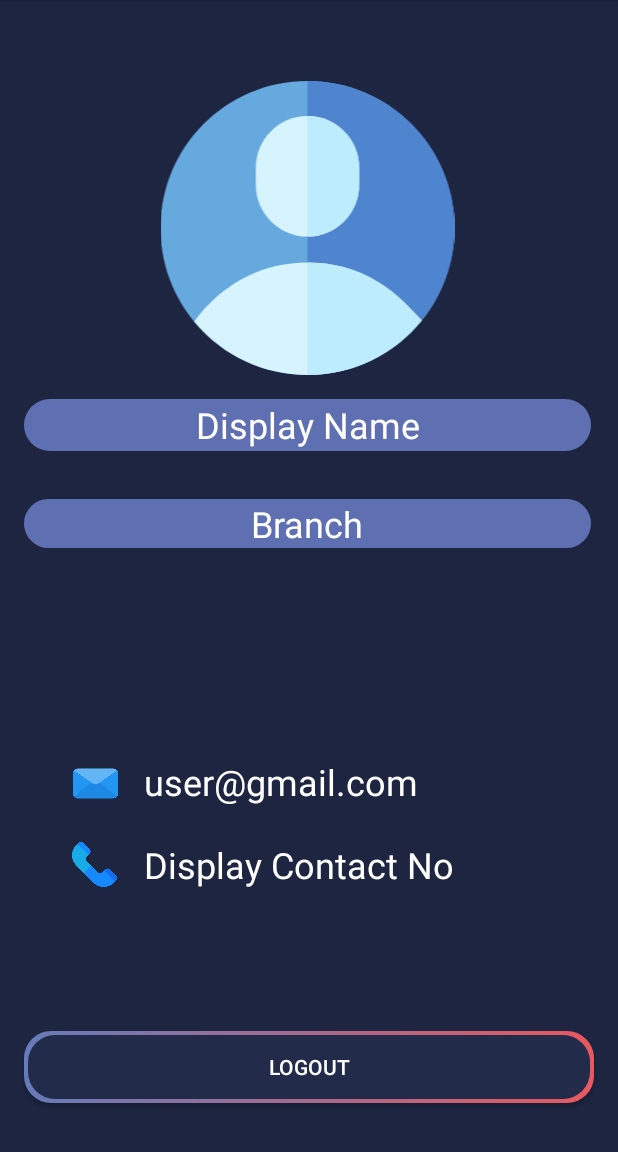
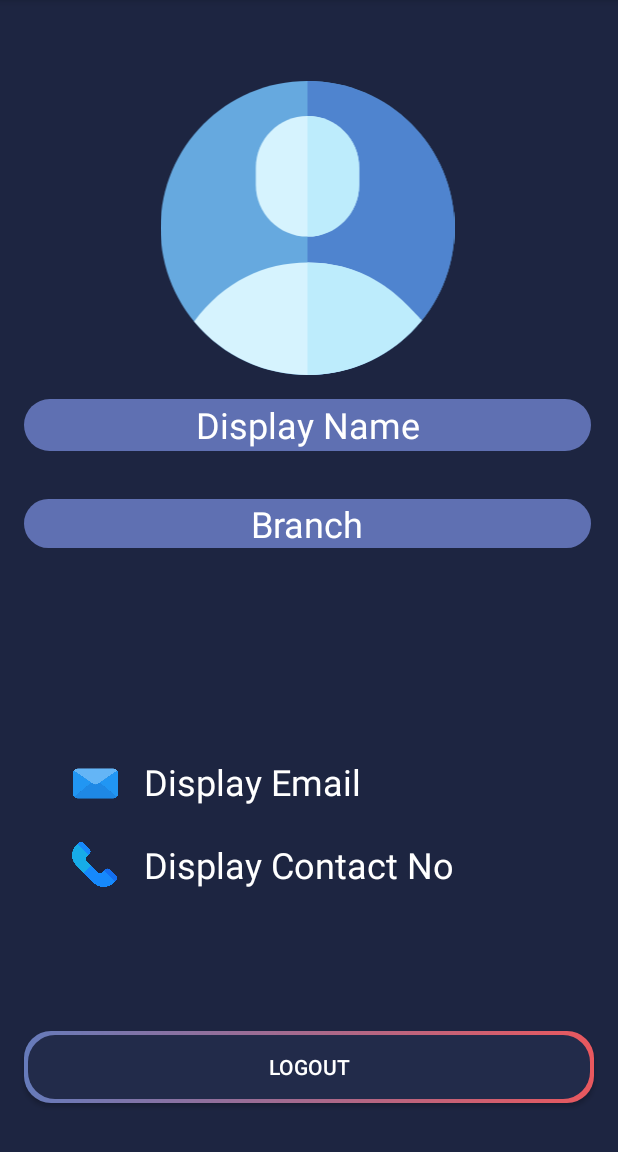
Before and after one commit to divyamsavsaviya/Opinion-Box-Application, an Android app: the AccountMainActivity screen opened directly, with no data from a screen before it, on a phone screen of 412 x 824 dp, the part 84-1236 px from its top. Run offline under Robolectric (Android 15) with nearby library versions, the phone set to English and light mode, and no system bars; our stand-ins replace Firebase (no records; nobody signed in at launch, a user with empty details on screens opened directly); 2 statements that could not run were skipped.

```diff
--- a/app/src/main/java/com/example/finalopinionbox/AccountMainActivity.java
+++ b/app/src/main/java/com/example/finalopinionbox/AccountMainActivity.java
@@ -7,13 +7,23 @@ import android.widget.Button;
 import android.widget.TextView;
 
 import androidx.annotation.NonNull;
+import androidx.annotation.Nullable;
 import androidx.appcompat.app.AppCompatActivity;
 
 import com.firebase.ui.auth.AuthUI;
 import com.google.android.gms.tasks.OnCompleteListener;
 import com.google.android.gms.tasks.Task;
+import com.google.firebase.FirebaseError;
 import com.google.firebase.auth.FirebaseAuth;
 import com.google.firebase.auth.FirebaseUser;
+import com.google.firebase.database.ChildEventListener;
+import com.google.firebase.database.DataSnapshot;
+import com.google.firebase.database.DatabaseError;
+import com.google.firebase.database.DatabaseReference;
+import com.google.firebase.database.FirebaseDatabase;
+import com.google.firebase.database.Query;
+import com.google.firebase.database.ValueEventListener;
+
 
 public class AccountMainActivity extends AppCompatActivity {
 
@@ -21,12 +31,18 @@ public class AccountMainActivity extends AppCompatActivity {
     private TextView displayemailfield;
     private TextView displaybranchfield;
     private TextView displayPhonefield;
+    public DatabaseReference mDatabase;
+
+    public String UserPhone;
+    public String UserBranch;
+
 
     private Button logout_btn;
 //    private String providerId;
 //    private String uid;
-    private String name;
-    private String email;
+//    private String name;
+//    private String email;
+    public FirebaseUser user;
 
     @Override
     protected void onCreate(Bundle savedInstanceState) {
@@ -34,22 +50,37 @@ public class AccountMainActivity extends AppCompatActivity {
         setContentView(R.layout.activity_account_main);
         logout_btn = (Button)  findViewById(R.id.logoutBTN);
 
+        mDatabase = FirebaseDatabase.getInstance().getReference();
         GetInfoActivity getInfoActivity = new GetInfoActivity();
+        user = FirebaseAuth.getInstance().getCurrentUser();
 
         displaynamefield = findViewById(R.id.displayNameTv);
         displayemailfield = findViewById(R.id.displayEmailTv);
         displaybranchfield = findViewById(R.id.displayBranchTv);
         displayPhonefield = findViewById(R.id.displayContactTv);
 
+        mDatabase.addValueEventListener(new ValueEventListener() {
+            @Override
+            public void onDataChange(DataSnapshot snapshot) {
+                String DisplayPhone = snapshot.child("Phone").getValue().toString();
+                displayPhonefield.setText(DisplayPhone);
 
-        displaynamefield.setText(getInfoActivity.UserName);
-        displayemailfield.setText("user@gmail.com");
-        displaybranchfield.setText(getInfoActivity.UserBranch);
-        displayPhonefield.setText(getInfoActivity.UserPhone);
+                String DisplayBranch = snapshot.child("Branch").getValue().toString();
+                displayPhonefield.setText(DisplayBranch);
+            }
+
+            @Override
+            public void onCancelled(@NonNull DatabaseError error) {
+
+            }
+        });
+
+        displaynamefield.setText(user.getDisplayName());
+        displayemailfield.setText(user.getEmail());
 
 
-
-
+//        displaybranchfield.setText(getInfoActivity.UserBranch);
+//        displayPhonefield.setText(getInfoActivity.UserPhone);
         logout_btn.setOnClickListener(new View.OnClickListener() {
             @Override
 
@@ -67,10 +98,5 @@ public class AccountMainActivity extends AppCompatActivity {
                 }
             }
         });
-
     }
-
-
-
-
 }
--- a/app/src/main/java/com/example/finalopinionbox/AddEventOptionActivity.java
+++ b/app/src/main/java/com/example/finalopinionbox/AddEventOptionActivity.java
@@ -29,7 +29,7 @@ import java.util.Map;
 
 public class AddEventOptionActivity<Static> extends AppCompatActivity {
 
-    FirebaseFirestore db = FirebaseFirestore.getInstance();
+//    FirebaseFirestore db = FirebaseFirestore.getInstance();
 
     private static final String TAG = "activity_add_event_option";
 
@@ -70,6 +70,7 @@ public class AddEventOptionActivity<Static> extends AppCompatActivity {
         btnpost = (Button) findViewById(R.id.btnpostevent);
         reff = FirebaseDatabase.getInstance().getReference().child("Event");
         btnpost.setOnClickListener(new View.OnClickListener() {
+
             @Override
             public void onClick(View view) {
                 i++;
@@ -80,7 +81,6 @@ public class AddEventOptionActivity<Static> extends AppCompatActivity {
                 event.setEventBy(eventByEt.getText().toString().trim());
                 reff.child("event" + i).setValue(event);
                 Toast.makeText(getApplicationContext(), "Data added successfully", Toast.LENGTH_SHORT).show();
-
 
                 Intent intent = new Intent(AddEventOptionActivity.this, MainActivity.class);
                 startActivity(intent);
--- a/app/src/main/java/com/example/finalopinionbox/PostMainActivity.java
+++ b/app/src/main/java/com/example/finalopinionbox/PostMainActivity.java
@@ -30,7 +30,7 @@ public class PostMainActivity extends AppCompatActivity {
     double count1 = 1, count2 = 1;
     boolean flag1 = true, flag2 = true;
 
-    DatabaseReference ref1=FirebaseDatabase.getInstance().getReference();
+    DatabaseReference ref1= FirebaseDatabase.getInstance().getReference();
     DatabaseReference ref2;
 
     @Override
@@ -52,15 +52,13 @@ public class PostMainActivity extends AppCompatActivity {
         seekbar1 = findViewById(R.id.seek_bar1);
         seekbar2 = findViewById(R.id.seek_bar2);
 
-
         op1 = findViewById(R.id.poll_option1);
         op2 = findViewById(R.id.poll_option2);
-
 
         tvpercent1 = findViewById(R.id.poll_percent1);
         tvpercent2 = findViewById(R.id.poll_percent2);
 
-        ref2=ref1.child("Petition");
+        ref2 = ref1.child("Petition");
 
         ref2.addValueEventListener(new ValueEventListener() {
             @SuppressLint("ClickableViewAccessibility")
```
Also changed, not shown: app/src/main/java/com/example/finalopinionbox/GetInfoActivity.java (+42 -46 lines), app/src/main/java/com/example/finalopinionbox/LoginActivity.java (+43 -1 lines).
